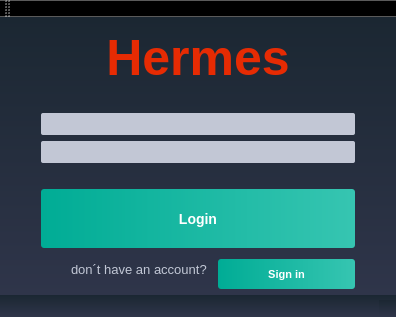
Old version of the form Hermes_GUI/loginwindow.ui in the repository gustavo-dgs/Hermes.
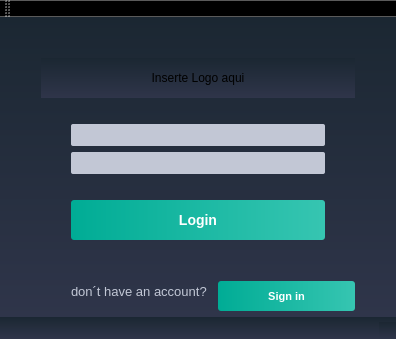
New version of the form.

Patch:
```diff
--- a/Hermes_GUI/loginwindow.ui
+++ b/Hermes_GUI/loginwindow.ui
@@ -7,7 +7,7 @@
     <x>0</x>
     <y>0</y>
     <width>396</width>
-    <height>317</height>
+    <height>339</height>
    </rect>
   </property>
   <property name="windowTitle">
@@ -31,40 +31,22 @@
    <layout class="QVBoxLayout" name="verticalLayout_4">
     <item>
      <layout class="QVBoxLayout" name="verticalLayout_2">
+      <property name="leftMargin">
+       <number>30</number>
+      </property>
+      <property name="topMargin">
+       <number>30</number>
+      </property>
+      <property name="rightMargin">
+       <number>30</number>
+      </property>
+      <property name="bottomMargin">
+       <number>30</number>
+      </property>
       <item>
-       <widget class="QLabel" name="label">
-        <property name="sizePolicy">
-         <sizepolicy hsizetype="Minimum" vsizetype="Preferred">
-          <horstretch>0</horstretch>
-          <verstretch>0</verstretch>
-         </sizepolicy>
-        </property>
-        <property name="maximumSize">
-         <size>
-          <width>16777215</width>
-          <height>70</height>
-         </size>
-        </property>
-        <property name="font">
-         <font>
-          <pointsize>-1</pointsize>
-          <weight>75</weight>
-          <bold>true</bold>
-         </font>
-        </property>
-        <property name="styleSheet">
-         <string notr="true">QLabel
-{
-	background-color: transparent;
-	color: #e62b03;
-	font-size: 50px;
-	font-weight: bold;
-
-
-}</string>
-        </property>
+       <widget class="QLabel" name="label_3">
         <property name="text">
-         <string>Hermes</string>
+         <string>Inserte Logo aqui</string>
         </property>
         <property name="alignment">
          <set>Qt::AlignCenter</set>
```
Left out of the diff: 10 changed lines with no effect on the pictures.
